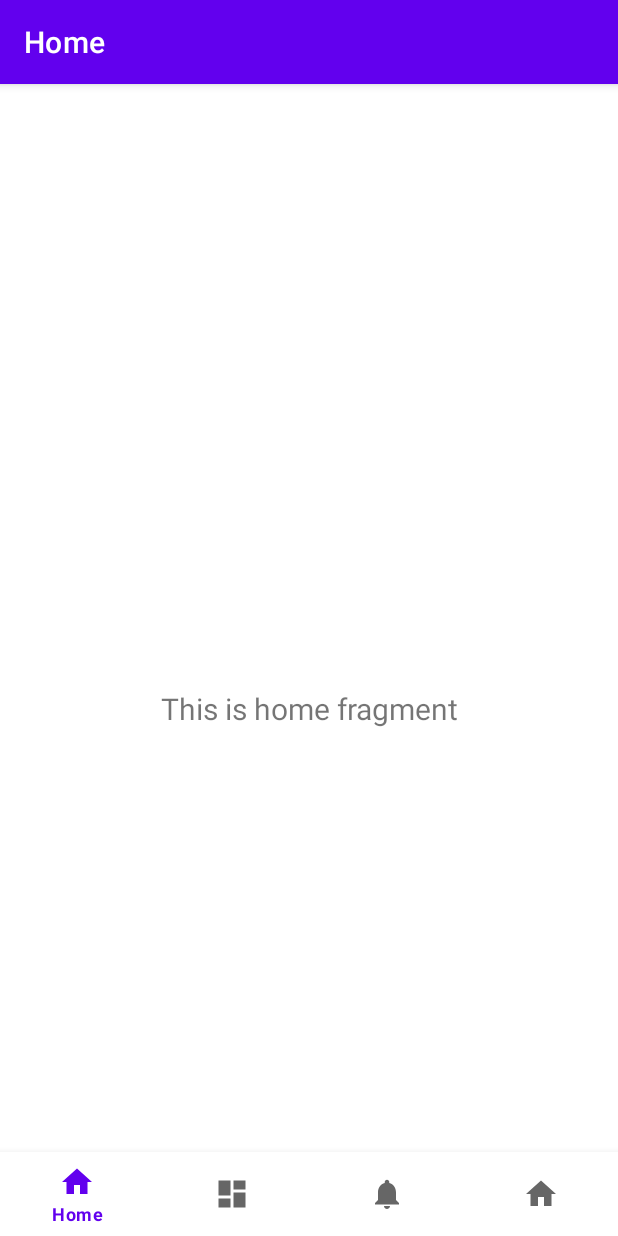
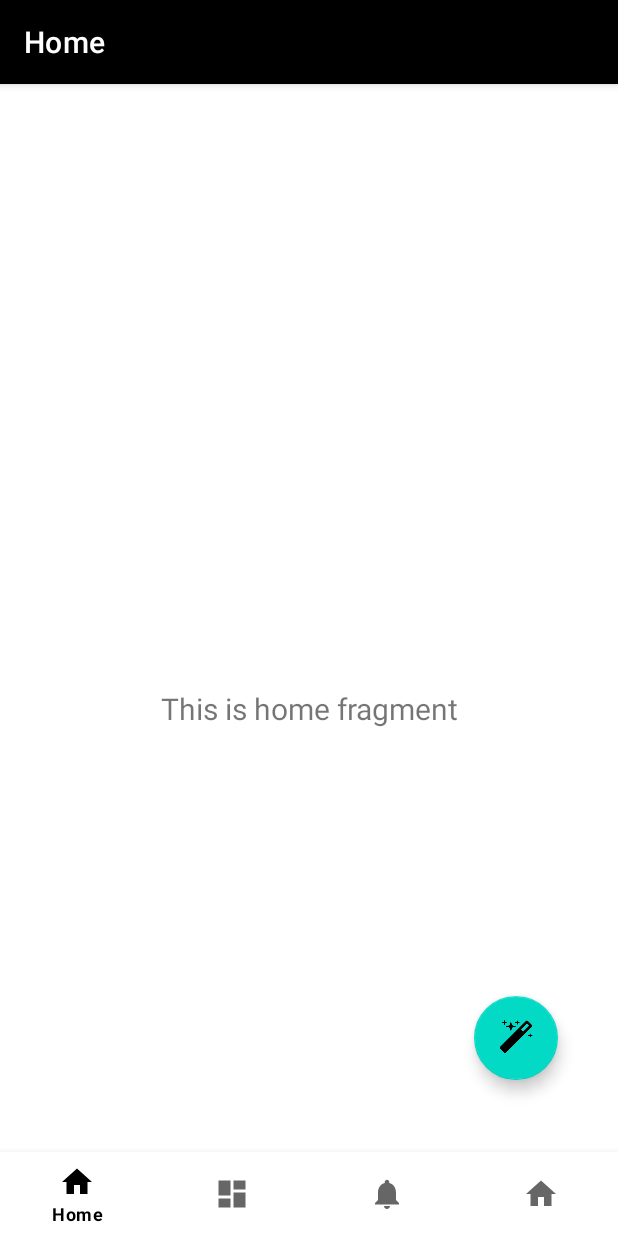
Before and after one commit to MeU1024/Lumos, an Android app: the screen it shows after launch (MainActivity), on a phone screen of 412 x 824 dp. Run offline under Robolectric (Android 15) with nearby library versions, the phone set to English and light mode, and no system bars; our stand-ins replace navigation-ui.

Commit message:
add button

```diff
--- a/app/src/main/res/layout/activity_main.xml
+++ b/app/src/main/res/layout/activity_main.xml
@@ -25,9 +25,11 @@
         android:layout_height="match_parent"
         app:defaultNavHost="true"
         app:layout_constraintBottom_toTopOf="@id/nav_view"
+        app:layout_constraintHorizontal_bias="0.0"
         app:layout_constraintLeft_toLeftOf="parent"
         app:layout_constraintRight_toRightOf="parent"
         app:layout_constraintTop_toTopOf="parent"
+        app:layout_constraintVertical_bias="1.0"
         app:navGraph="@navigation/mobile_navigation" />
 
 </androidx.constraintlayout.widget.ConstraintLayout>
--- a/app/src/main/res/layout/fragment_home.xml
+++ b/app/src/main/res/layout/fragment_home.xml
@@ -19,4 +19,16 @@
         app:layout_constraintEnd_toEndOf="parent"
         app:layout_constraintStart_toStartOf="parent"
         app:layout_constraintTop_toTopOf="parent" />
+
+    <com.google.android.material.floatingactionbutton.FloatingActionButton
+        android:id="@+id/floatingActionButton"
+        android:layout_width="wrap_content"
+        android:layout_height="wrap_content"
+        android:layout_marginEnd="40dp"
+        android:layout_marginBottom="104dp"
+        android:clickable="true"
+        android:src="@drawable/magic"
+        app:layout_constraintBottom_toBottomOf="parent"
+        app:layout_constraintEnd_toEndOf="parent" />
+
 </androidx.constraintlayout.widget.ConstraintLayout>
--- a/app/src/main/res/values/themes.xml
+++ b/app/src/main/res/values/themes.xml
@@ -2,8 +2,8 @@
     <!-- Base application theme. -->
     <style name="Theme.Lumos" parent="Theme.MaterialComponents.DayNight.DarkActionBar">
         <!-- Primary brand color. -->
-        <item name="colorPrimary">@color/purple_500</item>
-        <item name="colorPrimaryVariant">@color/purple_700</item>
+        <item name="colorPrimary">@color/black</item>
+        <item name="colorPrimaryVariant">@color/black</item>
         <item name="colorOnPrimary">@color/white</item>
         <!-- Secondary brand color. -->
         <item name="colorSecondary">@color/teal_200</item>
@@ -12,5 +12,6 @@
         <!-- Status bar color. -->
         <item name="android:statusBarColor" tools:targetApi="l">?attr/colorPrimaryVariant</item>
         <!-- Customize your theme here. -->
+
     </style>
 </resources>
```
Also changed, not shown: app/src/main/res/drawable/magic.png (added).
